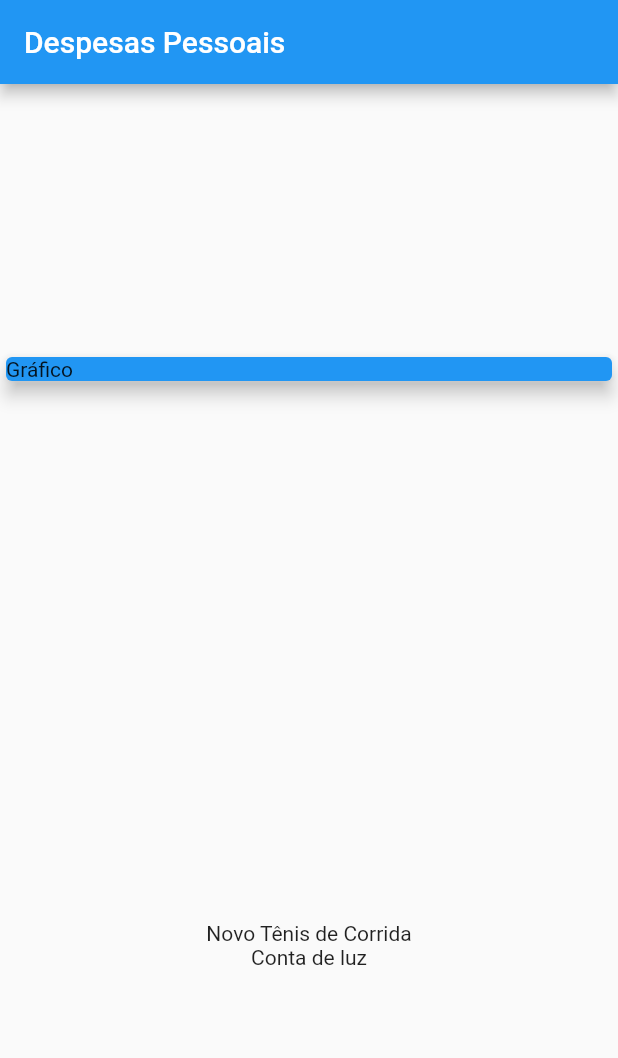
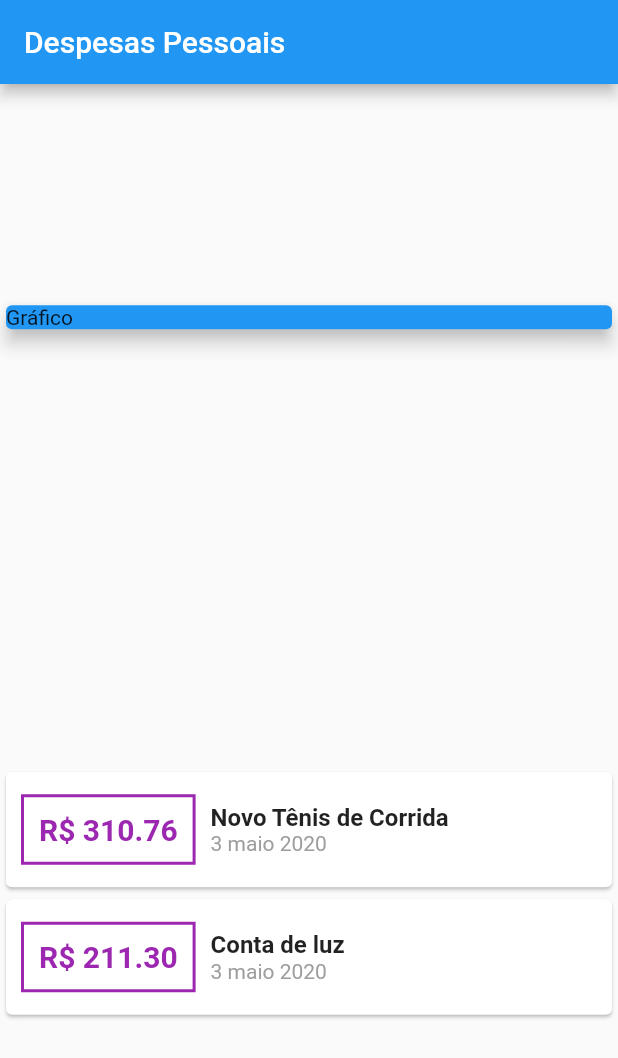
Before and after one commit to kendyosiro/curso_flutter-expenses, a Flutter app: the screen it shows after launch, on a phone screen of 412 x 824 dp. Shown: the top 1058 px of the screen. Run offline on Flutter 3.47's test engine with Material 2 defaults, Android fonts, the phone set to English and light mode, and no system bars.

Commit message:
instala pcte intl e formata data para o Brasil

```diff
--- a/lib/main.dart
+++ b/lib/main.dart
@@ -1,12 +1,20 @@
 import 'package:flutter/material.dart';
+import 'package:flutter_localizations/flutter_localizations.dart';
 import 'models/transaction.dart';
+import 'package:intl/intl.dart';
 
 main() => runApp(ExpensesApp());
 
 class ExpensesApp extends StatelessWidget {
   @override
   Widget build(BuildContext context) {
+
     return MaterialApp(
+      localizationsDelegates: [
+        GlobalMaterialLocalizations.delegate,
+        GlobalWidgetsLocalizations.delegate,
+      ],
+      supportedLocales: [const Locale('pt', 'BR')],
       home: MyHomePage(),
     );
   }
@@ -20,13 +28,13 @@ class MyHomePage extends StatelessWidget {
       value: 310.76,
       date: DateTime.now(),
     ),
-        Transaction(
+    Transaction(
       id: 't2',
       title: 'Conta de luz',
       value: 211.30,
       date: DateTime.now(),
     ),
-   ];
+  ];
 
   @override
   Widget build(BuildContext context) {
@@ -48,7 +56,51 @@ class MyHomePage extends StatelessWidget {
           ),
           Column(
             children: _transactions.map((tr) {
-              return Text(tr.title);
+              return Card(
+                child: Row(
+                  children: <Widget>[
+                    Container(
+                      margin: EdgeInsets.symmetric(
+                        horizontal: 10,
+                        vertical: 15,
+                      ),
+                      decoration: BoxDecoration(
+                        border: Border.all(
+                          color: Colors.purple,
+                          width: 2,
+                        ),
+                      ),
+                      padding: EdgeInsets.all(10),
+                      child: Text(
+                        'R\$ ${tr.value.toStringAsFixed(2)}',
+                        style: TextStyle(
+                          fontWeight: FontWeight.bold,
+                          fontSize: 20,
+                          color: Colors.purple,
+                        ),
+                      ),
+                    ),
+                    Column(
+                      crossAxisAlignment: CrossAxisAlignment.start,
+                      children: <Widget>[
+                        Text(
+                          tr.title,
+                          style: TextStyle(
+                            fontWeight: FontWeight.bold,
+                            fontSize: 16,
+                          ),
+                        ),
+                        Text(
+                          DateFormat('d MMMM y', 'pt_BR').format(tr.date),
+                          style: TextStyle(
+                            color: Colors.grey,
+                          ),
+                        ),
+                      ],
+                    ),
+                  ],
+                ),
+              );
             }).toList(),
           ),
         ],
--- a/pubspec.yaml
+++ b/pubspec.yaml
@@ -19,6 +19,11 @@ environment:
 dependencies:
   flutter:
     sdk: flutter
+  flutter_localizations:
+    sdk: flutter
+
+  intl: ^0.16.0
+
 
   # The following adds the Cupertino Icons font to your application.
   # Use with the CupertinoIcons class for iOS style icons.
```
Also changed, not shown: pubspec.lock.
